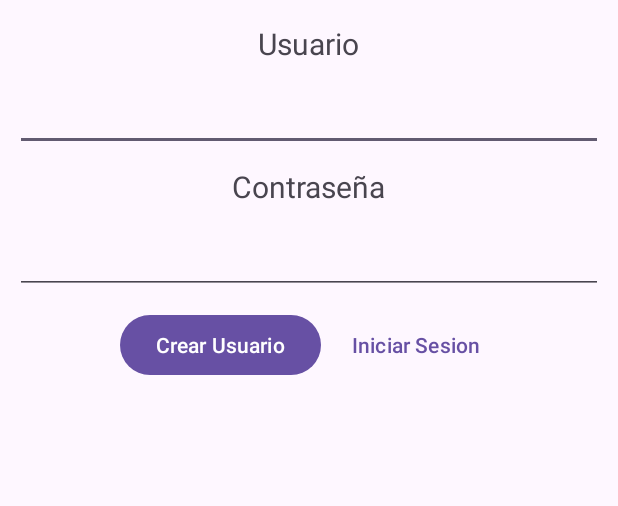
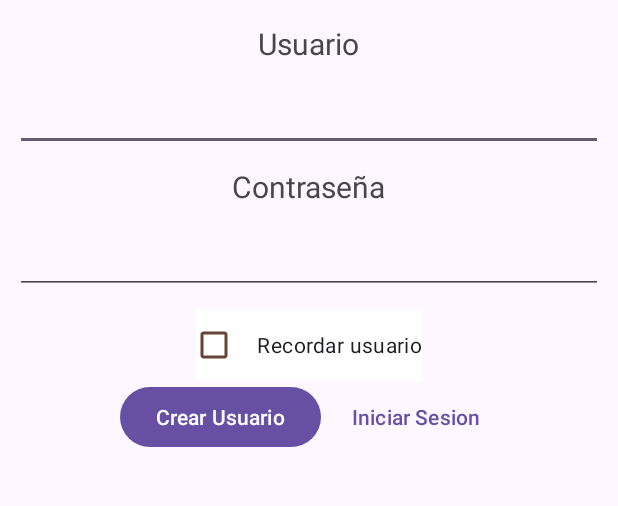
Before and after one commit to guiyeta/geografy, an Android app: the screen it shows after launch (LoginActivity), on a phone screen of 412 x 824 dp, the part 96-602 px from its top. Run offline under Robolectric (Android 15) with nearby library versions, the phone set to English and light mode, and no system bars.

Commit message:
login funcionando

```diff
--- a/app/src/main/java/com/trabajoIntegrador/geografy/SignupActivity.kt
+++ b/app/src/main/java/com/trabajoIntegrador/geografy/SignupActivity.kt
@@ -64,7 +64,7 @@ class SignupActivity : AppCompatActivity() {
         }
         //Agregamos funcionalidad al Boton
         btnIniciar.setOnClickListener {
-            val intentMain = Intent(this, MainActivity::class.java)
+            val intentMain = Intent(this, LoginActivity::class.java)
 
 
             // Cambiamos de pantalla
--- /dev/null
+++ b/app/src/main/res/drawable/baseline_castle_24.xml
@@ -0,0 +1,5 @@
+<vector android:alpha="0.93" android:height="24dp"
+    android:tint="#1E798A" android:viewportHeight="24"
+    android:viewportWidth="24" android:width="24dp" xmlns:android="http://schemas.android.com/apk/res/android">
+    <path android:fillColor="@android:color/white" android:pathData="M21,9v2h-2V3h-2v2h-2V3h-2v2h-2V3H9v2H7V3H5v8H3V9H1v12h9v-3c0,-1.1 0.9,-2 2,-2s2,0.9 2,2v3h9V9H21zM11,12H9V9h2V12zM15,12h-2V9h2V12z"/>
+</vector>
--- /dev/null
+++ b/app/src/main/res/drawable/baseline_check_box_ok.xml
@@ -0,0 +1,5 @@
+<vector android:height="24dp" android:tint="#664434"
+    android:viewportHeight="24" android:viewportWidth="24"
+    android:width="24dp" xmlns:android="http://schemas.android.com/apk/res/android">
+    <path android:fillColor="@android:color/white" android:pathData="M19,3L5,3c-1.11,0 -2,0.9 -2,2v14c0,1.1 0.89,2 2,2h14c1.11,0 2,-0.9 2,-2L21,5c0,-1.1 -0.89,-2 -2,-2zM10,17l-5,-5 1.41,-1.41L10,14.17l7.59,-7.59L19,8l-9,9z"/>
+</vector>
--- /dev/null
+++ b/app/src/main/res/drawable/baseline_check_box_outline_blank_24.xml
@@ -0,0 +1,5 @@
+<vector android:height="24dp" android:tint="#664434"
+    android:viewportHeight="24" android:viewportWidth="24"
+    android:width="24dp" xmlns:android="http://schemas.android.com/apk/res/android">
+    <path android:fillColor="@android:color/white" android:pathData="M19,5v14H5V5h14m0,-2H5c-1.1,0 -2,0.9 -2,2v14c0,1.1 0.9,2 2,2h14c1.1,0 2,-0.9 2,-2V5c0,-1.1 -0.9,-2 -2,-2z"/>
+</vector>
--- /dev/null
+++ b/app/src/main/res/drawable/checkbox.xml
@@ -0,0 +1,5 @@
+<?xml version="1.0" encoding="utf-8"?>
+<selector xmlns:android="http://schemas.android.com/apk/res/android">
+    <item android:state_checked="false" android:drawable="@drawable/baseline_check_box_outline_blank_24"/>
+    <item android:state_checked="true" android:drawable="@drawable/baseline_check_box_ok"/>
+</selector>
--- a/app/src/main/res/layout/activity_login.xml
+++ b/app/src/main/res/layout/activity_login.xml
@@ -41,6 +41,15 @@
         android:textSize="15sp"
         tools:text="contraseña" />
 
+    <CheckBox
+        android:id="@+id/RecordarUsuario"
+        android:drawableStart="@drawable/checkbox"
+        android:layout_width="wrap_content"
+        android:layout_height="wrap_content"
+        android:background="@color/white"
+        android:button="@null"
+        android:text="@string/recordarUsuario"/>
+
     <LinearLayout
         android:weightSum="1"
         android:layout_width="wrap_content"
--- a/app/src/main/res/values/strings.xml
+++ b/app/src/main/res/values/strings.xml
@@ -4,4 +4,8 @@
     <string name="invalid_username" />
     <string name="invalid_password" />
     <string name="titulo">Geografy</string>
+    <string name="credenciales">CREDENCIALES</string>
+    <string name="nombre_usuario">NOMBRE</string>
+    <string name="password_usuario">PASSWORD</string>
+    <string name="recordarUsuario">\t Recordar usuario</string>
 </resources>
```
Also changed, not shown: app/src/main/java/com/trabajoIntegrador/geografy/LoginActivity.kt (+69 -16 lines), app/src/main/java/com/trabajoIntegrador/geografy/Notificacion.kt (added, +98 -0 lines).
